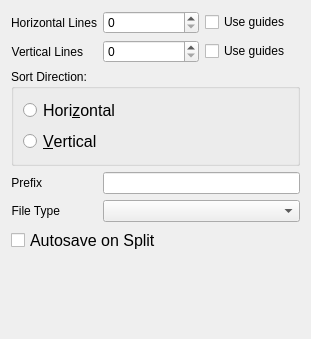
KDE/krita, file plugins/extensions/imagesplit/wdg_imagesplit.ui: the form before one commit.
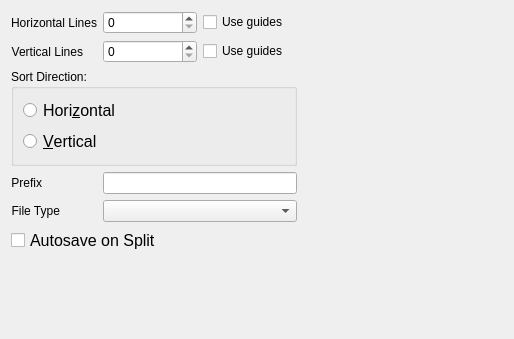
The form after the commit. Custom widgets are drawn as their Qt base class.

Commit message:
Add a preview for the image split dialog.
It can be very confusing to figure out what horizontal and vertical guides
mean, especially if you're doing a lot of programming. As this feature is
most commonly used to prepare graphics for games and other interactive media,
programming might be commonly done by those using this feature.

Patch:
```diff
--- a/plugins/extensions/imagesplit/wdg_imagesplit.ui
+++ b/plugins/extensions/imagesplit/wdg_imagesplit.ui
@@ -6,13 +6,15 @@
    <rect>
     <x>0</x>
     <y>0</y>
-    <width>311</width>
+    <width>514</width>
     <height>339</height>
    </rect>
   </property>
   <property name="windowTitle">
    <string>Image Size</string>
   </property>
+  <layout class="QHBoxLayout" name="horizontalLayout_3">
+   <item>
   <layout class="QFormLayout" name="formLayout">
    <item row="0" column="0">
     <widget class="QLabel" name="lblHorizontalSplitLines">
@@ -24,7 +26,21 @@
      </property>
     </widget>
    </item>
-   <item row="2" column="0">
+     <item row="0" column="1">
+      <layout class="QHBoxLayout" name="horizontalLayout">
+       <item>
+        <widget class="KisIntParseSpinBox" name="intHorizontalSplitLines"/>
+       </item>
+       <item>
+        <widget class="QCheckBox" name="chkGuidesHorizontal">
+         <property name="text">
+          <string>Use guides</string>
+         </property>
+        </widget>
+       </item>
+      </layout>
+     </item>
+     <item row="1" column="0">
     <widget class="QLabel" name="lblVerticalSplitLines">
      <property name="text">
       <string>Vertical Lines</string>
@@ -34,7 +50,54 @@
      </property>
     </widget>
    </item>
-   <item row="5" column="0">
+     <item row="1" column="1">
+      <layout class="QHBoxLayout" name="horizontalLayout_2">
+       <item>
+        <widget class="KisIntParseSpinBox" name="intVerticalSplitLines"/>
+       </item>
+       <item>
+        <widget class="QCheckBox" name="chkGuidesVertical">
+         <property name="text">
+          <string>Use guides</string>
+         </property>
+        </widget>
+       </item>
+      </layout>
+     </item>
+     <item row="2" column="0" colspan="2">
+      <widget class="QGroupBox" name="groupBox">
+       <property name="title">
+        <string>Sort Direction:</string>
+       </property>
+       <layout class="QVBoxLayout" name="verticalLayout_2">
+        <item>
+         <widget class="QRadioButton" name="chkHorizontal">
+          <property name="font">
+           <font>
+            <pointsize>12</pointsize>
+           </font>
+          </property>
+          <property name="text">
+           <string>Hori&amp;zontal</string>
+          </property>
+         </widget>
+        </item>
+        <item>
+         <widget class="QRadioButton" name="chkVertical">
+          <property name="font">
+           <font>
+            <pointsize>12</pointsize>
+           </font>
+          </property>
+          <property name="text">
+           <string>&amp;Vertical</string>
+          </property>
+         </widget>
+        </item>
+       </layout>
+      </widget>
+     </item>
+     <item row="3" column="0">
     <widget class="QLabel" name="lblSuffix">
      <property name="text">
       <string>Prefix</string>
@@ -44,7 +107,7 @@
      </property>
     </widget>
    </item>
-   <item row="5" column="1">
+     <item row="3" column="1">
     <widget class="QLineEdit" name="lineEdit">
      <property name="enabled">
       <bool>true</bool>
@@ -54,7 +117,7 @@
      </property>
     </widget>
    </item>
-   <item row="7" column="0">
+     <item row="4" column="0">
     <widget class="QLabel" name="lblFileType">
      <property name="text">
       <string>File Type</string>
@@ -64,7 +127,17 @@
      </property>
     </widget>
    </item>
-   <item row="9" column="0" colspan="2">
+     <item row="4" column="1">
+      <widget class="QComboBox" name="cmbFileType">
+       <property name="sizePolicy">
+        <sizepolicy hsizetype="Expanding" vsizetype="Fixed">
+         <horstretch>0</horstretch>
+         <verstretch>0</verstretch>
+        </sizepolicy>
+       </property>
+      </widget>
+     </item>
+     <item row="5" column="0" colspan="2">
     <widget class="QCheckBox" name="chkAutoSave">
      <property name="font">
       <font>
@@ -76,7 +149,7 @@
      </property>
     </widget>
    </item>
-   <item row="11" column="0">
+     <item row="6" column="0">
     <spacer name="verticalSpacer">
      <property name="orientation">
       <enum>Qt::Vertical</enum>
@@ -84,80 +157,24 @@
      <property name="sizeHint" stdset="0">
       <size>
        <width>20</width>
-       <height>5</height>
+         <height>13</height>
       </size>
      </property>
     </spacer>
    </item>
-   <item row="7" column="1">
-    <widget class="QComboBox" name="cmbFileType">
-     <property name="sizePolicy">
-      <sizepolicy hsizetype="Expanding" vsizetype="Fixed">
-       <horstretch>0</horstretch>
-       <verstretch>0</verstretch>
-      </sizepolicy>
-     </property>
-    </widget>
-   </item>
-   <item row="2" column="1">
-    <layout class="QHBoxLayout" name="horizontalLayout_2">
-     <item>
-      <widget class="KisIntParseSpinBox" name="intVerticalSplitLines"/>
-     </item>
-     <item>
-      <widget class="QCheckBox" name="chkGuidesVertical">
-       <property name="text">
-        <string>Use guides</string>
-       </property>
-      </widget>
-     </item>
     </layout>
    </item>
-   <item row="0" column="1">
-    <layout class="QHBoxLayout" name="horizontalLayout">
      <item>
-      <widget class="KisIntParseSpinBox" name="intHorizontalSplitLines"/>
-     </item>
-     <item>
-      <widget class="QCheckBox" name="chkGuidesHorizontal">
-       <property name="text">
-        <string>Use guides</string>
-       </property>
-      </widget>
-     </item>
-    </layout>
-   </item>
-   <item row="4" column="0" colspan="2">
-    <widget class="QGroupBox" name="groupBox">
-     <property name="title">
-      <string>Sort Direction:</string>
-     </property>
-     <layout class="QVBoxLayout" name="verticalLayout_2">
-      <item>
-       <widget class="QRadioButton" name="chkHorizontal">
-        <property name="font">
-         <font>
-          <pointsize>12</pointsize>
-         </font>
-        </property>
+    <widget class="QLabel" name="imagePreviewLabel">
+     <property name="minimumSize">
+      <size>
+       <width>200</width>
+       <height>200</height>
+      </size>
+     </property>
         <property name="text">
-         <string>Hori&amp;zontal</string>
-        </property>
-       </widget>
-      </item>
-      <item>
-       <widget class="QRadioButton" name="chkVertical">
-        <property name="font">
-         <font>
-          <pointsize>12</pointsize>
-         </font>
-        </property>
-        <property name="text">
-         <string>&amp;Vertical</string>
-        </property>
-       </widget>
-      </item>
-     </layout>
+      <string/>
+     </property>
     </widget>
    </item>
   </layout>
```
Lines whose indentation alone changed are shown as unchanged. The commit also changes 3 other files.
